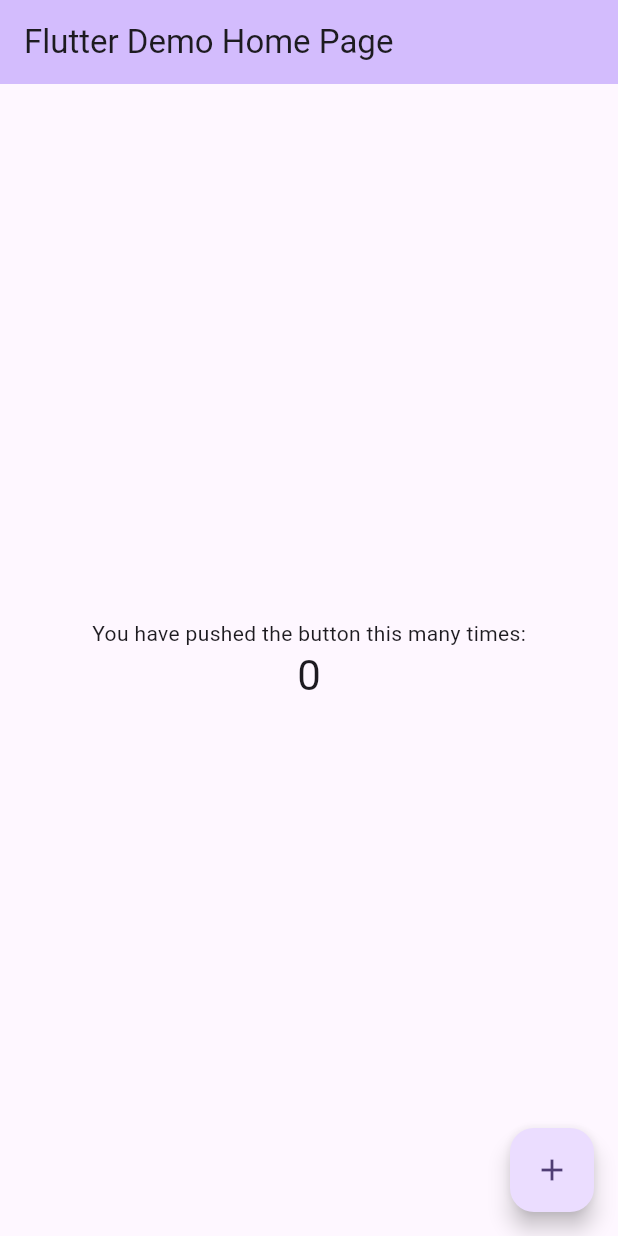
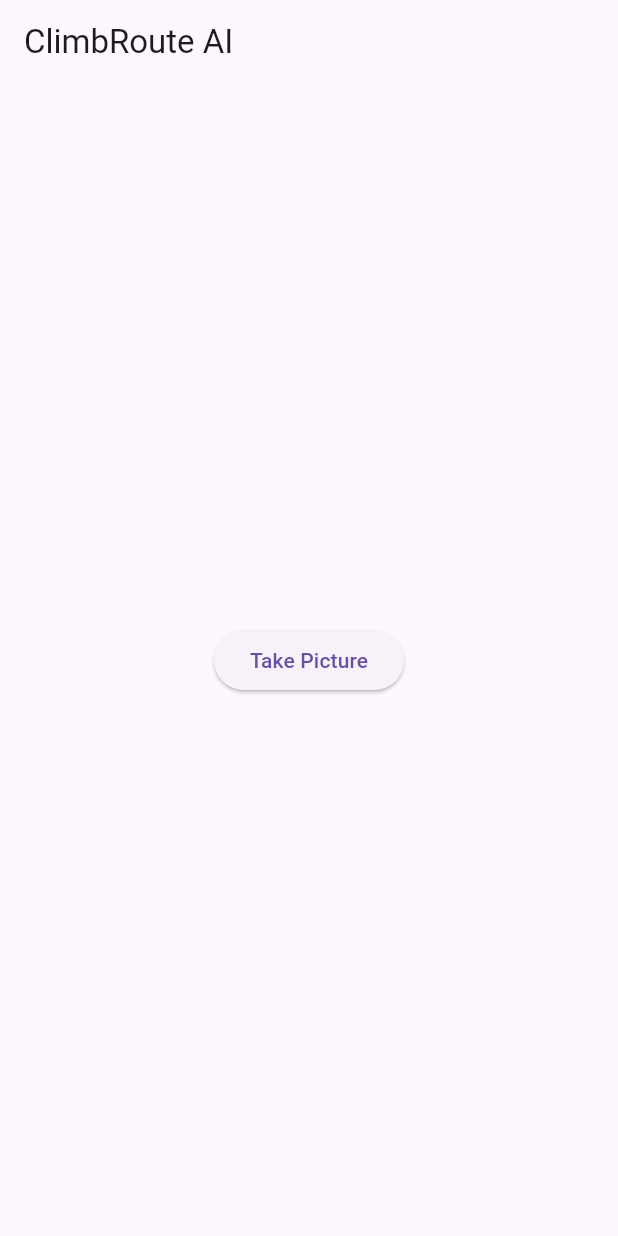
Before and after one commit to seanr89/climb-selector, a Flutter app: the screen it shows after launch, on a phone screen of 412 x 824 dp. Run offline on Flutter 3.47's test engine with Material 3 defaults, Android fonts, the phone set to English and light mode, and no system bars.

Commit message:
Add Flutter Android and Web build workflows, enhance README, implement image capture and route display screens, and create API client with tests

```diff
--- a/api/src/models/route.dart
+++ b/api/src/models/route.dart
@@ -1,5 +1,4 @@
-
-import 'package:climb_selector/api/src/models/climbing_hold.dart';
+import 'climbing_hold.dart';
 
 class Route {
   Route({
--- a/api/src/services/image_processing_service.dart
+++ b/api/src/services/image_processing_service.dart
@@ -1,13 +1,15 @@
+
+import 'dart:typed_data';
 
 import 'package:image/image.dart' as img;
 
 class ImageProcessingService {
-  Future<List<String>> detectColors(List<int> imageData) async {
+  Future<List<String>> detectColors(Uint8List imageData) async {
     // Placeholder implementation
     return ['red', 'blue', 'green'];
   }
 
-  Future<img.Image> highlightRoute(List<int> imageData, String color) async {
+  Future<img.Image> highlightRoute(Uint8List imageData, String color) async {
     // Placeholder implementation
     final image = img.decodeImage(imageData);
     if (image == null) {
--- a/app/lib/main.dart
+++ b/app/lib/main.dart
@@ -1,3 +1,4 @@
+import 'package:app/screens/image_capture_screen.dart';
 import 'package:flutter/material.dart';
 
 void main() {
@@ -7,116 +8,12 @@ void main() {
 class MyApp extends StatelessWidget {
   const MyApp({super.key});
 
-  // This widget is the root of your application.
   @override
   Widget build(BuildContext context) {
     return MaterialApp(
-      title: 'Flutter Demo',
-      theme: ThemeData(
-        // This is the theme of your application.
-        //
-        // TRY THIS: Try running your application with "flutter run". You'll see
-        // the application has a purple toolbar. Then, without quitting the app,
-        // try changing the seedColor in the colorScheme below to Colors.green
-        // and then invoke "hot reload" (save your changes or press the "hot
-        // reload" button in a Flutter-supported IDE, or press "r" if you used
-        // the command line to start the app).
-        //
-        // Notice that the counter didn't reset back to zero; the application
-        // state is not lost during the reload. To reset the state, use hot
-        // restart instead.
-        //
-        // This works for code too, not just values: Most code changes can be
-        // tested with just a hot reload.
-        colorScheme: ColorScheme.fromSeed(seedColor: Colors.deepPurple),
-      ),
-      home: const MyHomePage(title: 'Flutter Demo Home Page'),
+      title: 'ClimbRoute AI',
+      theme: ThemeData(primarySwatch: Colors.blue),
+      home: const ImageCaptureScreen(),
     );
   }
 }
-
-class MyHomePage extends StatefulWidget {
-  const MyHomePage({super.key, required this.title});
-
-  // This widget is the home page of your application. It is stateful, meaning
-  // that it has a State object (defined below) that contains fields that affect
-  // how it looks.
-
-  // This class is the configuration for the state. It holds the values (in this
-  // case the title) provided by the parent (in this case the App widget) and
-  // used by the build method of the State. Fields in a Widget subclass are
-  // always marked "final".
-
-  final String title;
-
-  @override
-  State<MyHomePage> createState() => _MyHomePageState();
-}
-
-class _MyHomePageState extends State<MyHomePage> {
-  int _counter = 0;
-
-  void _incrementCounter() {
-    setState(() {
-      // This call to setState tells the Flutter framework that something has
-      // changed in this State, which causes it to rerun the build method below
-      // so that the display can reflect the updated values. If we changed
-      // _counter without calling setState(), then the build method would not be
-      // called again, and so nothing would appear to happen.
-      _counter++;
-    });
-  }
-
-  @override
-  Widget build(BuildContext context) {
-    // This method is rerun every time setState is called, for instance as done
-    // by the _incrementCounter method above.
-    //
-    // The Flutter framework has been optimized to make rerunning build methods
-    // fast, so that you can just rebuild anything that needs updating rather
-    // than having to individually change instances of widgets.
-    return Scaffold(
-      appBar: AppBar(
-        // TRY THIS: Try changing the color here to a specific color (to
-        // Colors.amber, perhaps?) and trigger a hot reload to see the AppBar
-        // change color while the other colors stay the same.
-        backgroundColor: Theme.of(context).colorScheme.inversePrimary,
-        // Here we take the value from the MyHomePage object that was created by
-        // the App.build method, and use it to set our appbar title.
-        title: Text(widget.title),
-      ),
-      body: Center(
-        // Center is a layout widget. It takes a single child and positions it
-        // in the middle of the parent.
-        child: Column(
-          // Column is also a layout widget. It takes a list of children and
-          // arranges them vertically. By default, it sizes itself to fit its
-          // children horizontally, and tries to be as tall as its parent.
-          //
-          // Column has various properties to control how it sizes itself and
-          // how it positions its children. Here we use mainAxisAlignment to
-          // center the children vertically; the main axis here is the vertical
-          // axis because Columns are vertical (the cross axis would be
-          // horizontal).
-          //
-          // TRY THIS: Invoke "debug painting" (choose the "Toggle Debug Paint"
-          // action in the IDE, or press "p" in the console), to see the
-          // wireframe for each widget.
-          mainAxisAlignment: MainAxisAlignment.center,
-          children: <Widget>[
-            const Text('You have pushed the button this many times:'),
-            Text(
-              '$_counter',
-              style: Theme.of(context).textTheme.headlineMedium,
-            ),
-          ],
-        ),
-      ),
-      floatingActionButton: FloatingActionButton(
-        onPressed: _incrementCounter,
-        tooltip: 'Increment',
-        child: const Icon(Icons.add),
-      ), // This trailing comma makes auto-formatting nicer for build methods.
-    );
-  }
-}
--- /dev/null
+++ b/app/lib/screens/image_capture_screen.dart
@@ -0,0 +1,39 @@
+import 'dart:typed_data';
+
+import 'package:app/services/api_client.dart';
+import 'package:flutter/material.dart';
+
+class ImageCaptureScreen extends StatefulWidget {
+  const ImageCaptureScreen({super.key});
+
+  @override
+  State<ImageCaptureScreen> createState() => _ImageCaptureScreenState();
+}
+
+class _ImageCaptureScreenState extends State<ImageCaptureScreen> {
+  final ApiClient _apiClient = ApiClient();
+
+  Future<void> _takePicture() async {
+    // Placeholder for image data
+    final imageData = Uint8List(0);
+    try {
+      await _apiClient.uploadImage(imageData);
+      // Navigate to the route display screen
+    } catch (e) {
+      // Handle error
+    }
+  }
+
+  @override
+  Widget build(BuildContext context) {
+    return Scaffold(
+      appBar: AppBar(title: const Text('ClimbRoute AI')),
+      body: Center(
+        child: ElevatedButton(
+          onPressed: _takePicture,
+          child: const Text('Take Picture'),
+        ),
+      ),
+    );
+  }
+}
--- a/app/pubspec.yaml
+++ b/app/pubspec.yaml
@@ -39,6 +39,7 @@ dependencies:
   flutter_image_processing: ^0.0.4
   mockito: ^5.5.1
   patrol: ^3.19.0
+  http: ^1.5.0
 
 dev_dependencies:
   flutter_test:
@@ -50,6 +51,7 @@ dev_dependencies:
   # package. See that file for information about deactivating specific lint
   # rules and activating additional ones.
   flutter_lints: ^5.0.0
+  build_runner: ^2.8.0
 
 # For information on the generic Dart part of this file, see the
 # following page: https://dart.dev/tools/pub/pubspec
```
Also changed, not shown: api/tests/unit/test_image_processing_service.dart (added, +15 -0 lines), app/lib/screens/route_display_screen.dart (added, +41 -0 lines), app/lib/services/api_client.dart (added, +39 -0 lines), .github/workflows/build_android.yaml (added), .github/workflows/build_web.yaml (added), 4 other files.
